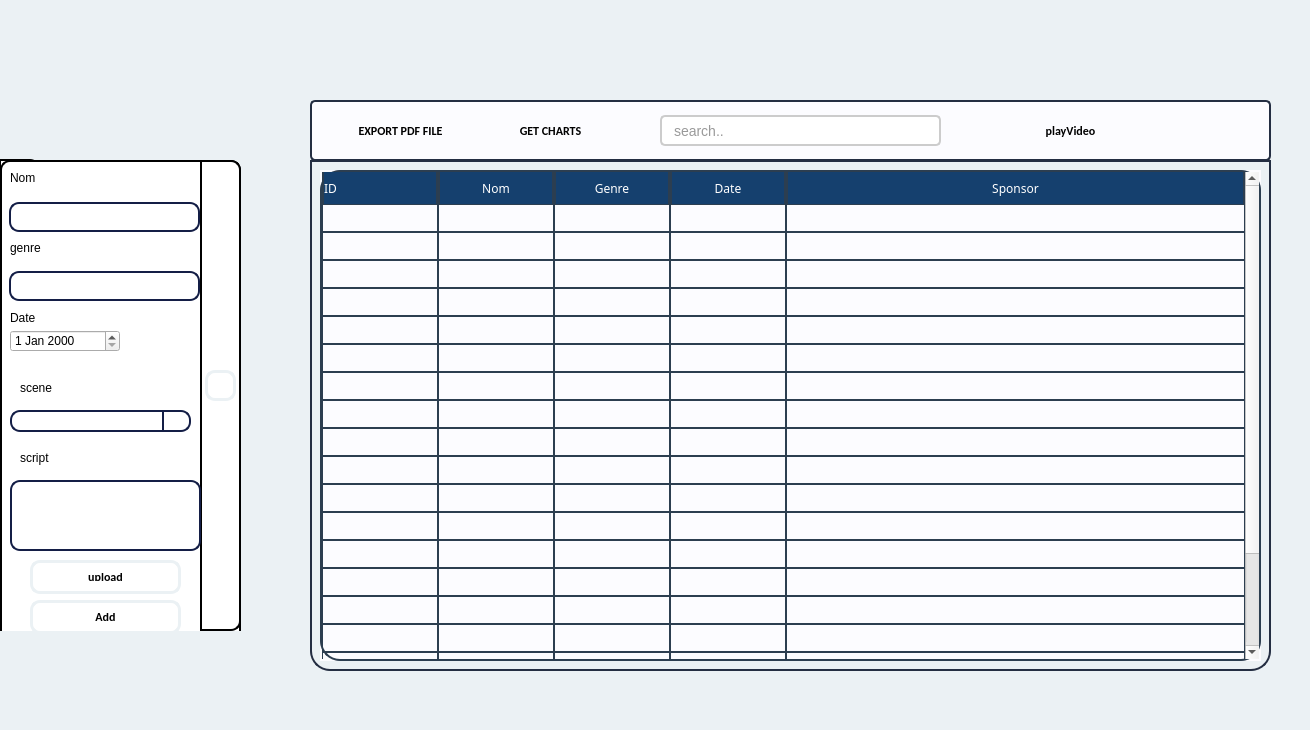
Before: the Qt Designer form emission.ui in HyperDarkmoon/TVEmpire, drawn with Qt 5.
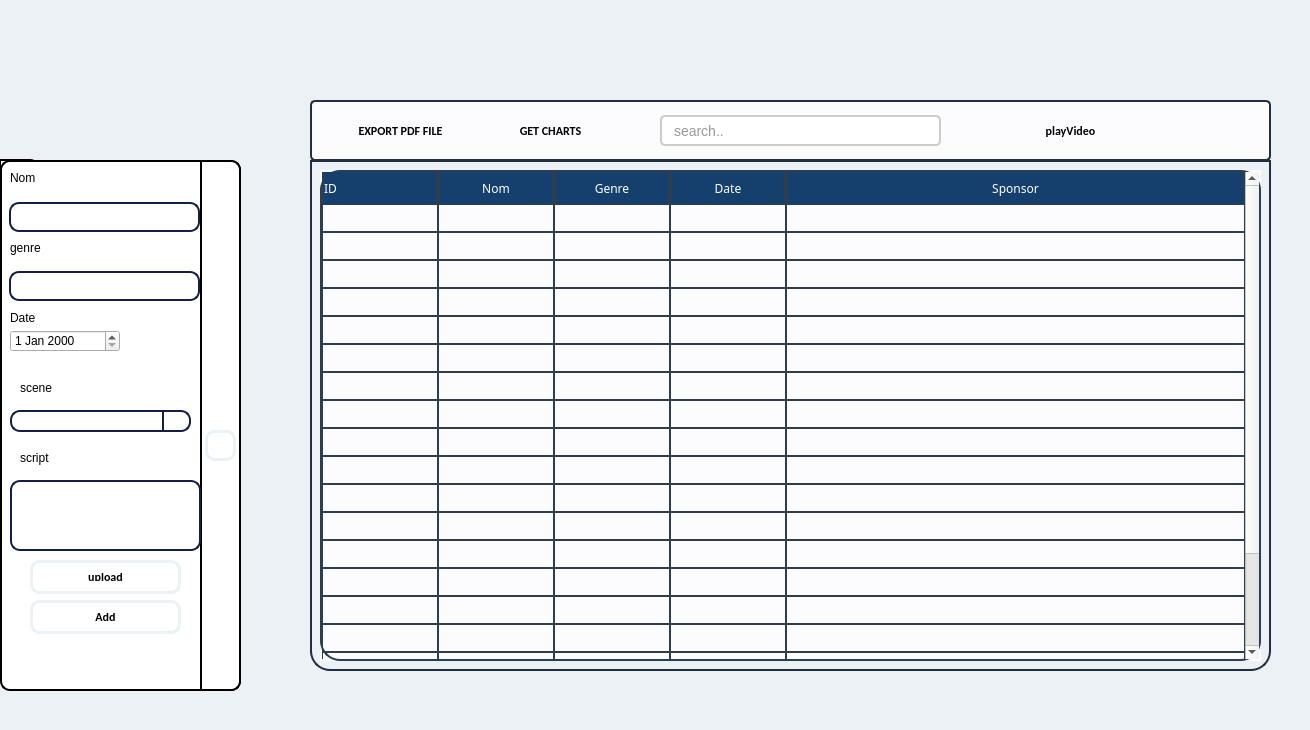
After: the same form once the commit is applied. Icons and pictures are not drawn.

```diff
--- a/emission.ui
+++ b/emission.ui
@@ -134,7 +134,7 @@
       <x>0</x>
       <y>160</y>
       <width>261</width>
-      <height>471</height>
+      <height>541</height>
      </rect>
     </property>
     <property name="styleSheet">
@@ -373,7 +373,7 @@
      <property name="geometry">
       <rect>
        <x>205</x>
-       <y>210</y>
+       <y>270</y>
        <width>31</width>
        <height>31</height>
       </rect>
@@ -404,7 +404,7 @@
        <x>200</x>
        <y>0</y>
        <width>41</width>
-       <height>471</height>
+       <height>531</height>
       </rect>
      </property>
      <property name="styleSheet">
```
